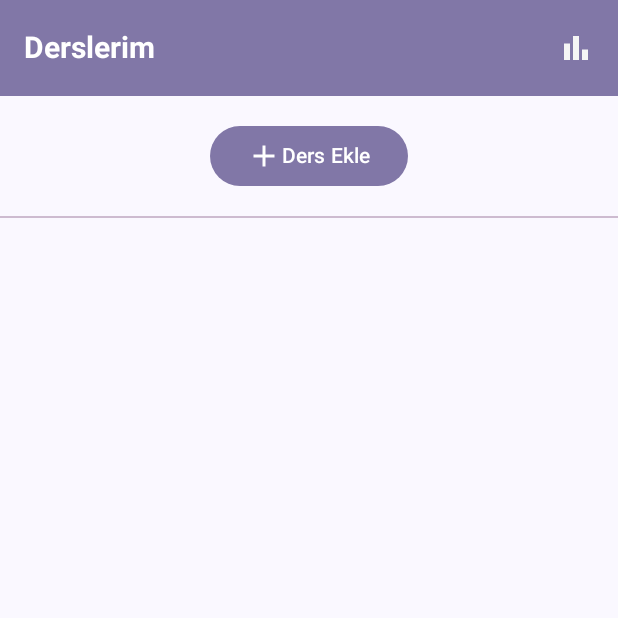
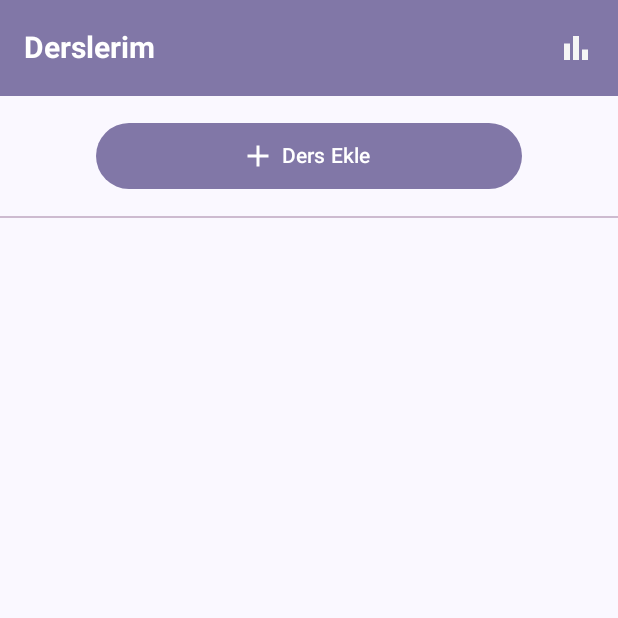
Before and after one commit to senajpeg/DersTakip, an Android app built with Jetpack Compose: the CourseListScreen screen opened through its navigation route, on a phone screen of 412 x 824 dp, the top half of it. Run offline under Robolectric (Android 15) with nearby library versions, the light colour scheme and no system bars; our stand-ins replace Dagger/Hilt's generated code; 2 statements that could not run were skipped.

Commit message:
update added

```diff
--- a/app/src/main/java/com/senaaksoy/derstakip/components/EditButton.kt
+++ b/app/src/main/java/com/senaaksoy/derstakip/components/EditButton.kt
@@ -1,6 +1,8 @@
 package com.senaaksoy.derstakip.components
 
+import androidx.annotation.StringRes
 import androidx.compose.foundation.BorderStroke
+import androidx.compose.foundation.layout.Row
 import androidx.compose.foundation.layout.fillMaxWidth
 import androidx.compose.foundation.layout.padding
 import androidx.compose.material3.Button
@@ -9,9 +11,11 @@ import androidx.compose.material3.ButtonDefaults
 import androidx.compose.material3.Icon
 import androidx.compose.material3.Text
 import androidx.compose.runtime.Composable
+import androidx.compose.ui.Alignment
 import androidx.compose.ui.Modifier
 import androidx.compose.ui.graphics.Color
 import androidx.compose.ui.graphics.vector.ImageVector
+import androidx.compose.ui.res.stringResource
 import androidx.compose.ui.unit.dp
 
 @Composable
@@ -29,10 +33,10 @@ fun EditIconButton(
         colors = ButtonColors(
             containerColor = Color(0xFFFEFDFF),
             contentColor = Color(0xFF8C799D),
-            disabledContentColor =Color(0xFF434346),
+            disabledContentColor = Color(0xFF434346),
             disabledContainerColor = Color(0xFF69686E)
         ),
-        border = BorderStroke(1.dp,Color(0xFF8C799D))
+        border = BorderStroke(1.dp, Color(0xFF8C799D))
     ) {
         icon?.let {
             Icon(
@@ -45,24 +49,43 @@ fun EditIconButton(
         }
     }
 }
+
 @Composable
 fun EditButton(
-    text: String,
+    @StringRes text: Int,
     onClick: () -> Unit,
     modifier: Modifier = Modifier,
-    enabled : Boolean=true
+    enabled: Boolean = true,
+    isIconVisible: Boolean,
+    icon: ImageVector?=null
 ) {
     Button(
         onClick = onClick,
         modifier = modifier
             .fillMaxWidth()
-            .padding(8.dp),
+            .padding(top=16.dp, bottom = 16.dp, start = 64.dp,end=64.dp),
         colors = ButtonDefaults.buttonColors(Color(0xFF8177A7)),
         enabled = enabled
     ) {
-        Text(
-            text = text,
-            modifier = Modifier.padding(4.dp)
-        )
+        if (isIconVisible) {
+            Row(verticalAlignment = Alignment.CenterVertically) {
+                if (icon != null) {
+                    Icon(
+                        imageVector = icon,
+                        contentDescription = null
+                    )
+                }
+                Text(
+                    text = stringResource(text),
+                    modifier = Modifier.padding(4.dp)
+                )
+            }
+        } else {
+            Text(
+                text = stringResource(text),
+            )
+        }
+
+
     }
 }
--- a/app/src/main/java/com/senaaksoy/derstakip/screens/CourseListScreen.kt
+++ b/app/src/main/java/com/senaaksoy/derstakip/screens/CourseListScreen.kt
@@ -35,6 +35,7 @@ import androidx.compose.ui.unit.dp
 import androidx.compose.ui.unit.sp
 import androidx.navigation.NavController
 import com.senaaksoy.derstakip.R
+import com.senaaksoy.derstakip.components.EditButton
 import com.senaaksoy.derstakip.navigation.Screen
 import com.senaaksoy.derstakip.roomDb.Course
 
@@ -61,22 +62,18 @@ fun CourseListScreen(
         modifier = Modifier.fillMaxSize(),
         horizontalAlignment = Alignment.CenterHorizontally
     ) {
-        Button(
+        EditButton(
             onClick = {
                 isDialogOpen = true
                 clearItem()
             },
-            modifier = Modifier.padding(16.dp),
-            colors = ButtonDefaults.buttonColors(Color(0xFF8177A7))
-        ) {
-            Row(verticalAlignment = Alignment.CenterVertically) {
-                Icon(
-                    imageVector = Icons.Filled.Add,
-                    contentDescription = null
-                )
-                Text(text = stringResource(R.string.ders_ekle))
-            }
-        }
+            isIconVisible = true,
+            icon = Icons.Filled.Add,
+            text = R.string.ders_ekle
+
+        )
+
+
         Divider(
             color = Color(0xFFCDBBD0),
             thickness = 1.dp,
```
Also changed, not shown: app/src/main/java/com/senaaksoy/derstakip/screens/AddNoteScreen.kt (+5 -3 lines), app/src/main/java/com/senaaksoy/derstakip/screens/CourseDetailScreen.kt (+9 -12 lines), app/src/main/java/com/senaaksoy/derstakip/screens/EditNoteScreen.kt (+12 -7 lines).
